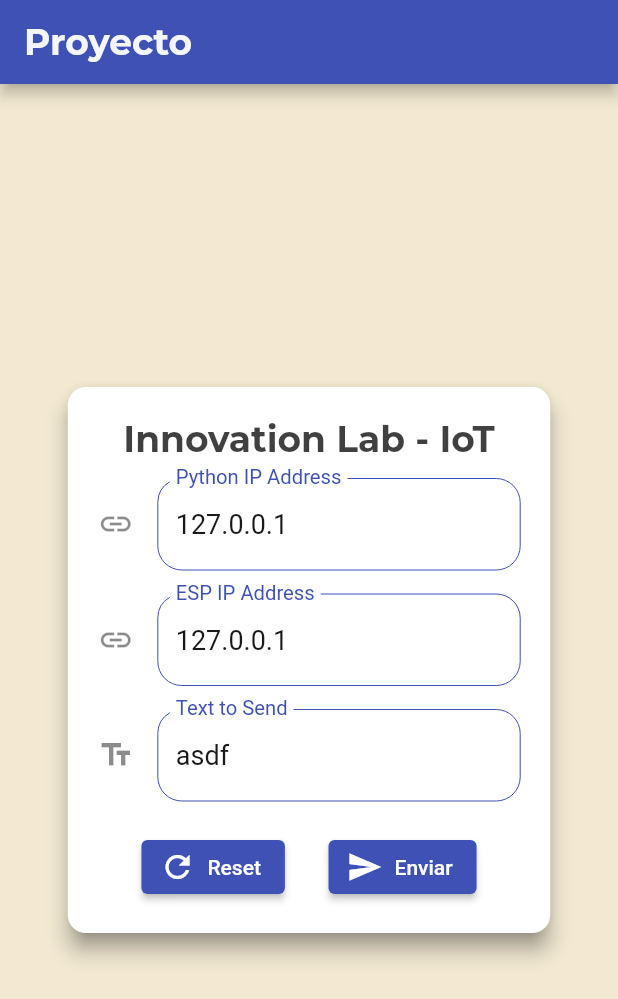
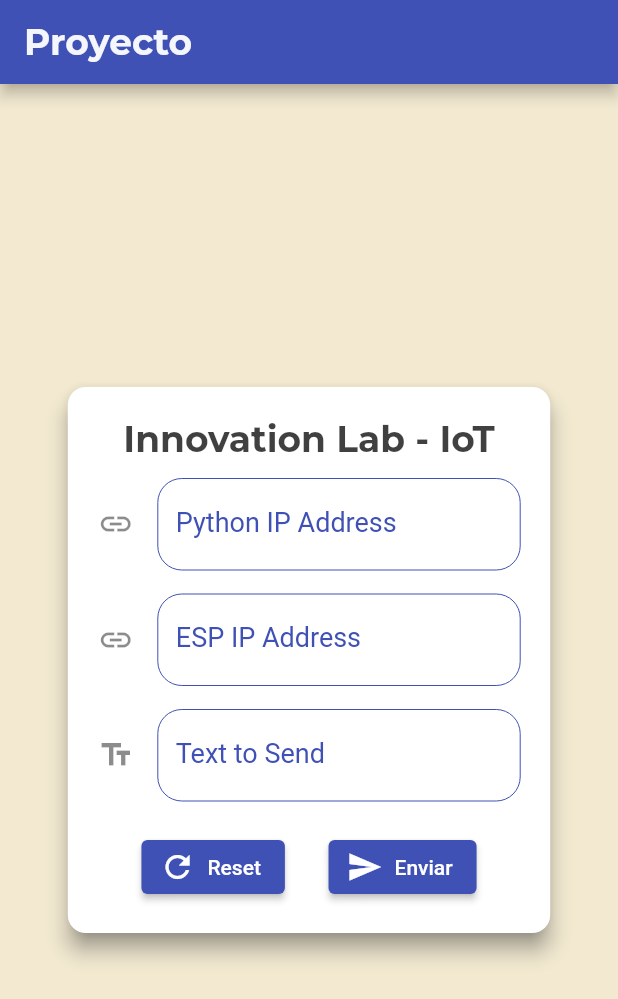
Before and after one commit to KevinHern/text_iot, a Flutter app: the screen it shows after launch, on a phone screen of 412 x 824 dp. Shown: the top 999 px of the screen. Run offline on Flutter 3.47's test engine with Material 2 defaults, Android fonts, the phone set to English and light mode, and no system bars; our stand-ins replace awesome_dialog, google_fonts, sn_progress_dialog.

Commit message:
Fixed form controllers

```diff
--- a/lib/ui/form/form_screen.dart
+++ b/lib/ui/form/form_screen.dart
@@ -30,10 +30,9 @@ class ESPTextFormScreenState extends State<ESPTextFormScreen> with FormMixin {
   final regex = RegExp(r'^\d{1,3}\.\d{1,3}\.\d{1,3}\.\d{1,3}');
   final GlobalKey<FormState> _formKey = GlobalKey<FormState>();
 
-  final TextEditingController pythonIPController =
-          TextEditingController(text: "127.0.0.1"),
-      espIPController = TextEditingController(text: "127.0.0.1"),
-      textToSendController = TextEditingController(text: "asdf");
+  final TextEditingController pythonIPController = TextEditingController(),
+      espIPController = TextEditingController(),
+      textToSendController = TextEditingController();
 
   @override
   Widget build(BuildContext context) {
```
